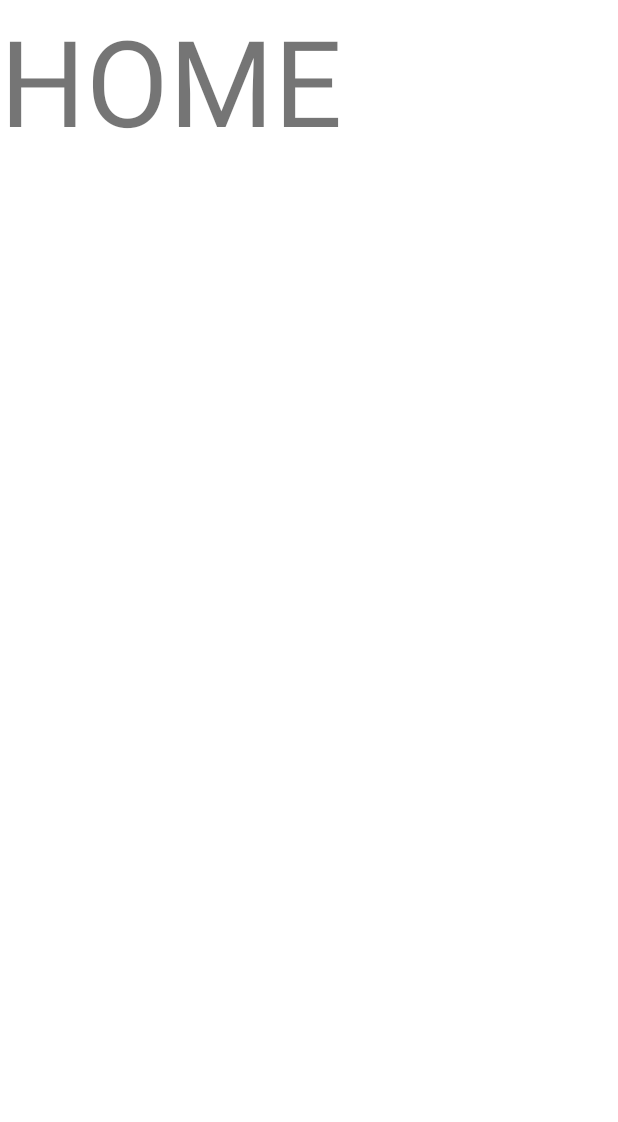
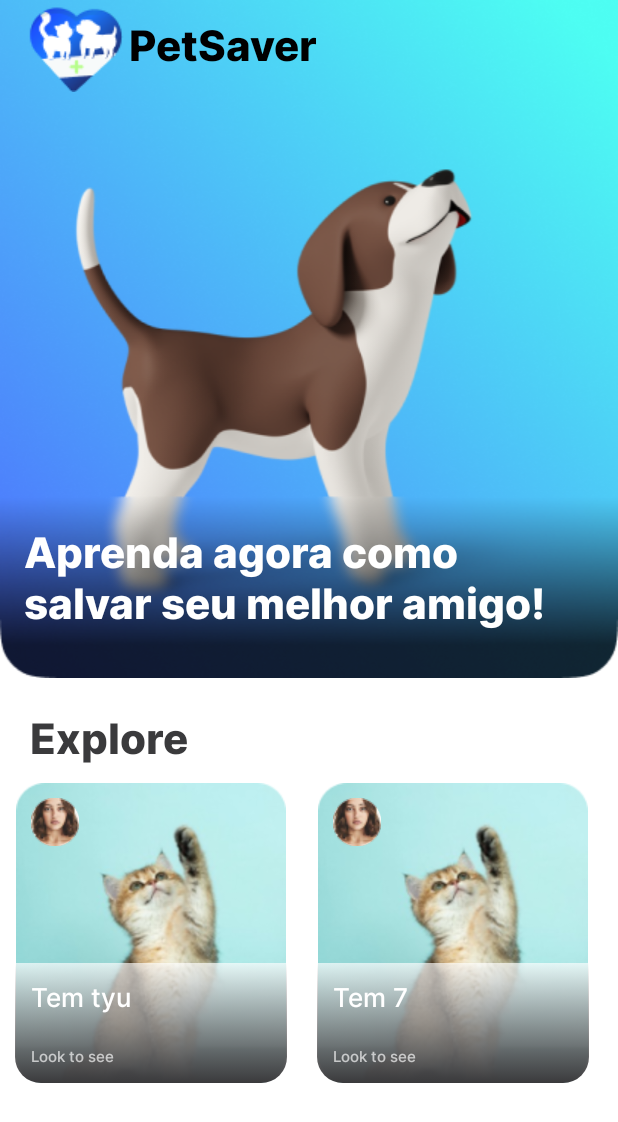
Before and after one commit to FelipeDourado0/PetSaver, an Android app: the screen it shows after launch (MainActivity), after a tap on "Home", on a phone screen of 412 x 824 dp. Shown: the top 1122 px of the screen. Run offline under Robolectric (Android 15) with nearby library versions, the phone set to English and light mode, and no system bars; our stand-ins replace navigation-ui.

Commit message:
Lista Explore Finalizada

```diff
--- /dev/null
+++ b/app/src/main/java/com/example/petsaver/Adapters/AdapterExploreRV.kt
@@ -0,0 +1,36 @@
+package com.example.petsaver.Adapters
+
+import android.content.Context
+import android.view.LayoutInflater
+import android.view.View
+import android.view.ViewGroup
+import android.widget.ImageView
+import android.widget.TextView
+import androidx.recyclerview.widget.RecyclerView
+import com.example.petsaver.R
+import com.example.petsaver.model.Materia
+
+class AdapterExploreRV(private val context: Context, private val items: List<Materia>): RecyclerView.Adapter<AdapterExploreRV.MateriaViewHolder>() {
+
+    override fun onCreateViewHolder(parent: ViewGroup, viewType: Int): MateriaViewHolder {
+        val itemList = LayoutInflater.from(context).inflate(R.layout.item_list_home,parent,false)
+        val holder = MateriaViewHolder(itemList)
+        return holder
+    }
+
+    override fun onBindViewHolder(holder: MateriaViewHolder, position: Int) {
+        holder.photoPerfil.setImageResource(items[position].idImagePerfil)
+        holder.imageBackground.setImageResource(items[position].idImageBackGround)
+        holder.titleItem.setText(items[position].title)
+        holder.subTitleItem.setText(items[position].subTitle)
+    }
+    override fun getItemCount(): Int = items.size
+
+
+    inner class MateriaViewHolder(itemView: View) : RecyclerView.ViewHolder(itemView){
+        val photoPerfil = itemView.findViewById<ImageView>(R.id.photoPerfil)!!
+        val imageBackground = itemView.findViewById<ImageView>(R.id.imageBackGround)!!
+        val titleItem = itemView.findViewById<TextView>(R.id.title_item_card)
+        val subTitleItem = itemView.findViewById<TextView>(R.id.subTitle_item_card)
+    }
+}
--- a/app/src/main/java/com/example/petsaver/BemVindoFragment.kt
+++ b/app/src/main/java/com/example/petsaver/BemVindoFragment.kt
@@ -7,6 +7,7 @@ import android.view.View
 import android.view.ViewGroup
 import androidx.navigation.findNavController
 import com.example.petsaver.databinding.FragmentBemVindoBinding
+import com.google.android.material.internal.ToolbarUtils
 
 class BemVindoFragment : Fragment() {
     private var _binding : FragmentBemVindoBinding? = null
@@ -27,6 +28,6 @@ class BemVindoFragment : Fragment() {
         binding.buttonBemVindoHome.setOnClickListener {
             binding.buttonBemVindoHome.findNavController().navigate(R.id.action_bemVindoFragment_to_home2)
         }
+    }
 
-    }
 }
--- a/app/src/main/java/com/example/petsaver/HomeFragment.kt
+++ b/app/src/main/java/com/example/petsaver/HomeFragment.kt
@@ -5,7 +5,10 @@ import androidx.fragment.app.Fragment
 import android.view.LayoutInflater
 import android.view.View
 import android.view.ViewGroup
+import androidx.recyclerview.widget.LinearLayoutManager
+import com.example.petsaver.Adapters.AdapterExploreRV
 import com.example.petsaver.databinding.FragmentHomeBinding
+import com.example.petsaver.model.ItemsCards
 
 class HomeFragment : Fragment() {
     private var _binding: FragmentHomeBinding? = null
@@ -18,6 +21,19 @@ class HomeFragment : Fragment() {
     ): View? {
         _binding = FragmentHomeBinding.inflate(inflater,container,false)
 
+        val recyclerView_Explore = binding.recyclerVeiwExplore
+        recyclerView_Explore.layoutManager = LinearLayoutManager(context, LinearLayoutManager.HORIZONTAL,false)
+        recyclerView_Explore.setHasFixedSize(true)
+
+        ///AdapterConfiguring
+        val adpterExplore = AdapterExploreRV(requireContext().applicationContext,ItemsCards.returnItems())
+        recyclerView_Explore.adapter = adpterExplore
         return binding.root
     }
+    override fun onCreate(savedInstanceState: Bundle?) {
+        super.onCreate(savedInstanceState)
+
+
+    }
+
 }
--- /dev/null
+++ b/app/src/main/java/com/example/petsaver/model/ItemsCards.kt
@@ -0,0 +1,62 @@
+package com.example.petsaver.model
+
+import com.example.petsaver.R
+
+object ItemsCards {
+    private val materias: MutableList<Materia> = mutableListOf(
+        Materia(
+            idImagePerfil = R.drawable.imagem_mulher,
+            idImageBackGround = R.drawable.gato,
+            title = "Tem tyu",
+            subTitle = "Look to see",
+            mainText = "SEM USO POR ENQUANTO"
+        ),
+        Materia(
+            idImagePerfil = R.drawable.imagem_mulher,
+            idImageBackGround = R.drawable.gato,
+            title = "Tem 7",
+            subTitle = "Look to see",
+            mainText = "SEM USO POR ENQUANTO"
+        ),
+        Materia(
+            idImagePerfil = R.drawable.imagem_mulher,
+            idImageBackGround = R.drawable.gato,
+            title = "Tem 5",
+            subTitle = "Look to see",
+            mainText = "SEM USO POR ENQUANTO"
+        ),
+        Materia(
+            idImagePerfil = R.drawable.imagem_mulher,
+            idImageBackGround = R.drawable.gato,
+            title = "Tem 23",
+            subTitle = "Look to see",
+            mainText = "SEM USO POR ENQUANTO"
+        ),
+        Materia(
+            idImagePerfil = R.drawable.imagem_mulher,
+            idImageBackGround = R.drawable.gato,
+            title = "Tem x",
+            subTitle = "Look to see",
+            mainText = "SEM USO POR ENQUANTO"
+        ),
+        Materia(
+            idImagePerfil = R.drawable.imagem_mulher,
+            idImageBackGround = R.drawable.gato,
+            title = "Tem m",
+            subTitle = "Look to see",
+            mainText = "SEM USO POR ENQUANTO"
+        ),
+        Materia(
+            idImagePerfil = R.drawable.imagem_mulher,
+            idImageBackGround = R.drawable.gato,
+            title = "Tem a",
+            subTitle = "Look to see",
+            mainText = "SEM USO POR ENQUANTO"
+        ),
+    )
+
+    fun returnItems(): List<Materia>{
+        return materias.toList()
+    }
+
+}
--- /dev/null
+++ b/app/src/main/java/com/example/petsaver/model/Materia.kt
@@ -0,0 +1,9 @@
+package com.example.petsaver.model
+
+data class Materia(
+    val idImagePerfil: Int, ///TODO CHANGE FOR STRING
+    val idImageBackGround: Int, //TODO CHANGE FOR STRING
+    val title: String,
+    val subTitle: String,
+    val mainText:String
+)
--- /dev/null
+++ b/app/src/main/res/drawable/detalhe_card_home.xml
@@ -0,0 +1,9 @@
+<?xml version="1.0" encoding="utf-8"?>
+<selector xmlns:android="http://schemas.android.com/apk/res/android">
+    <item>
+        <shape android:shape="rectangle" >
+            <corners android:bottomRightRadius="17dp" android:bottomLeftRadius="17dp"/>
+            <gradient android:startColor="@color/grey" android:endColor="@color/semi_Trasparent" android:angle="90"/>
+        </shape>
+    </item>
+</selector>
--- /dev/null
+++ b/app/src/main/res/drawable/item_list_home_bg.xml
@@ -0,0 +1,9 @@
+<?xml version="1.0" encoding="utf-8"?>
+<selector xmlns:android="http://schemas.android.com/apk/res/android">
+    <item>
+        <shape android:layout_height="wrap_content" android:shape="rectangle" android:tint="@color/black">
+            <corners android:radius="40dp" />
+        </shape>
+
+    </item>
+</selector>
--- /dev/null
+++ b/app/src/main/res/drawable/photo_defult_bg.xml
@@ -0,0 +1,7 @@
+<?xml version="1.0" encoding="utf-8"?>
+<selector xmlns:android="http://schemas.android.com/apk/res/android">
+    <item>
+        <shape android:shape="oval" android:tint="@color/white">
+        </shape>
+    </item>
+</selector>
--- a/app/src/main/res/layout/fragment_bem_vindo.xml
+++ b/app/src/main/res/layout/fragment_bem_vindo.xml
@@ -1,12 +1,13 @@
 <?xml version="1.0" encoding="utf-8"?>
-<androidx.constraintlayout.widget.ConstraintLayout xmlns:android="http://schemas.android.com/apk/res/android"
+<ScrollView xmlns:android="http://schemas.android.com/apk/res/android"
     xmlns:app="http://schemas.android.com/apk/res-auto"
     xmlns:tools="http://schemas.android.com/tools"
     android:layout_width="match_parent"
+    android:layout_height="match_parent">
+    <androidx.constraintlayout.widget.ConstraintLayout
+        android:layout_width="match_parent"
         android:layout_height="match_parent"
         tools:context=".BemVindoFragment">
-
-
         <ImageView
             android:id="@+id/background_bem_vindo_cachorro"
             android:layout_width="match_parent"
@@ -101,6 +102,7 @@
             android:layout_width="155dp"
             android:layout_height="wrap_content"
             android:layout_marginTop="20dp"
+            android:layout_marginBottom="30dp"
             android:background="@drawable/button_default"
             android:clickable="true"
             android:fontFamily="@font/inter_extra_bold"
@@ -119,9 +121,11 @@
             app:iconSize="22dp"
             app:iconTint="@color/white"
             app:iconTintMode="src_in"
+            app:layout_constraintBottom_toBottomOf="parent"
             app:layout_constraintEnd_toEndOf="parent"
             app:layout_constraintStart_toStartOf="parent"
             app:layout_constraintTop_toBottomOf="@+id/texto_bem_vindo_venha_visitar" />
 
 
     </androidx.constraintlayout.widget.ConstraintLayout>
+</ScrollView>
--- a/app/src/main/res/layout/fragment_home.xml
+++ b/app/src/main/res/layout/fragment_home.xml
@@ -1,15 +1,80 @@
 <?xml version="1.0" encoding="utf-8"?>
-<FrameLayout xmlns:android="http://schemas.android.com/apk/res/android"
+<ScrollView xmlns:android="http://schemas.android.com/apk/res/android"
+    xmlns:app="http://schemas.android.com/apk/res-auto"
     xmlns:tools="http://schemas.android.com/tools"
     android:layout_width="match_parent"
-    android:layout_height="match_parent"
-    tools:context=".HomeFragment">
-
-    <!-- TODO: Update blank fragment layout -->
-    <TextView
+    android:layout_height="match_parent">
+    <androidx.constraintlayout.widget.ConstraintLayout
         android:layout_width="match_parent"
         android:layout_height="match_parent"
-        android:text="HOME"
-        android:textSize="80dp"/>
+        tools:context=".HomeFragment">
 
-</FrameLayout>
+        <ImageView
+                android:id="@+id/imageView2"
+                android:layout_width="wrap_content"
+                android:layout_height="452dp"
+                android:scaleType="fitXY"
+                android:src="@drawable/banner_home"
+                app:layout_constraintEnd_toEndOf="parent"
+                app:layout_constraintStart_toStartOf="parent"
+                app:layout_constraintTop_toTopOf="parent" />
+
+            <ImageView
+                android:id="@+id/imageView"
+                android:layout_width="wrap_content"
+                android:layout_height="wrap_content"
+                android:layout_marginStart="16dp"
+                android:src="@drawable/logo"
+                app:layout_constraintStart_toStartOf="parent"
+                app:layout_constraintTop_toTopOf="parent" />
+
+            <TextView
+                android:id="@+id/tituloHome"
+                android:layout_width="wrap_content"
+                android:layout_height="wrap_content"
+                android:layout_marginTop="10dp"
+                android:fontFamily="@font/inter_extra_bold"
+                android:text="@string/app_name"
+                android:textColor="@color/black"
+                android:textSize="28dp"
+                app:layout_constraintStart_toEndOf="@+id/imageView"
+                app:layout_constraintTop_toTopOf="parent" />
+
+            <TextView
+                android:id="@+id/fraseEfeitoHome"
+                android:layout_width="380dp"
+                android:layout_height="wrap_content"
+                android:layout_marginBottom="30dp"
+                android:elevation="1dp"
+                android:fontFamily="@font/inter_extra_bold"
+                android:text="Aprenda agora como salvar seu melhor amigo!"
+                android:textColor="@color/white"
+                android:textSize="28dp"
+                app:layout_constraintBottom_toBottomOf="@+id/imageView2"
+                app:layout_constraintEnd_toEndOf="parent"
+                app:layout_constraintStart_toStartOf="parent" />
+
+            <TextView
+                android:id="@+id/exploreSubtitulo"
+                android:layout_width="wrap_content"
+                android:layout_height="wrap_content"
+                android:layout_marginStart="20dp"
+                android:layout_marginTop="20dp"
+                android:fontFamily="@font/inter_extra_bold"
+                android:text="@string/exploreSubtituloHome"
+                android:textColor="@color/grey"
+                android:textSize="28dp"
+                app:layout_constraintStart_toStartOf="parent"
+                app:layout_constraintTop_toBottomOf="@+id/imageView2" />
+
+        <androidx.recyclerview.widget.RecyclerView
+            android:id="@+id/recyclerVeiw_explore"
+            android:layout_width="match_parent"
+            android:layout_height="match_parent"
+            app:layout_constraintEnd_toEndOf="parent"
+            app:layout_constraintStart_toStartOf="parent"
+            app:layout_constraintTop_toBottomOf="@+id/exploreSubtitulo" />
+
+
+    </androidx.constraintlayout.widget.ConstraintLayout>
+</ScrollView>
--- /dev/null
+++ b/app/src/main/res/layout/item_list_home.xml
@@ -0,0 +1,69 @@
+<?xml version="1.0" encoding="utf-8"?>
+<androidx.constraintlayout.widget.ConstraintLayout xmlns:android="http://schemas.android.com/apk/res/android"
+    xmlns:app="http://schemas.android.com/apk/res-auto"
+    android:layout_margin="10dp"
+    android:layout_width="wrap_content"
+    android:layout_height="wrap_content">
+
+    <ImageView
+        android:id="@+id/imageBackGround"
+        android:layout_width="180dp"
+        android:layout_height="200dp"
+        android:layout_weight="1"
+        android:background="@drawable/item_list_home_bg"
+        android:scaleType="fitXY"
+        android:src="@drawable/gato"
+        app:layout_constraintEnd_toEndOf="parent"
+        app:layout_constraintStart_toStartOf="parent"
+        app:layout_constraintTop_toTopOf="parent" />
+
+    <ImageView
+        android:id="@+id/detalheFundo"
+        android:layout_width="181dp"
+        android:layout_height="80dp"
+        android:layout_weight="1"
+        android:background="@drawable/detalhe_card_home"
+        app:layout_constraintBottom_toBottomOf="parent"
+        app:layout_constraintEnd_toEndOf="@+id/imageBackGround"
+        app:layout_constraintStart_toStartOf="@+id/imageBackGround" />
+
+    <TextView
+        android:id="@+id/title_item_card"
+        android:layout_width="160dp"
+        android:layout_height="40dp"
+        android:layout_marginTop="10dp"
+        android:fontFamily="@font/inter_medium"
+        android:text="@string/titulo_item_card"
+        android:textColor="@color/white"
+        android:textSize="17dp"
+        app:layout_constraintEnd_toEndOf="@+id/imageBackGround"
+        app:layout_constraintStart_toStartOf="@+id/imageBackGround"
+        app:layout_constraintTop_toTopOf="@id/detalheFundo" />
+
+    <TextView
+        android:id="@+id/subTitle_item_card"
+        android:layout_width="160dp"
+        android:layout_height="15dp"
+        android:layout_marginBottom="10dp"
+        android:fontFamily="@font/inter_medium"
+        android:text="@string/chamada_item_card"
+        android:textColor="@color/semi_Trasparent"
+        android:textSize="10dp"
+        app:layout_constraintBottom_toBottomOf="parent"
+        app:layout_constraintEnd_toEndOf="@+id/title_item_card"
+        app:layout_constraintStart_toStartOf="@+id/title_item_card" />
+
+    <ImageView
+        android:id="@+id/photoPerfil"
+        android:layout_width="32dp"
+        android:layout_height="32dp"
+        android:layout_marginStart="10dp"
+        android:layout_marginTop="10dp"
+        android:background="@drawable/photo_defult_bg"
+        android:scaleType="fitXY"
+        android:src="@drawable/imagem_mulher"
+        app:layout_constraintStart_toStartOf="@+id/imageBackGround"
+        app:layout_constraintTop_toTopOf="@+id/imageBackGround" />
+
+
+</androidx.constraintlayout.widget.ConstraintLayout>
--- a/app/src/main/res/values/colors.xml
+++ b/app/src/main/res/values/colors.xml
@@ -2,9 +2,9 @@
 <resources>
     <color name="orange">#FD6846</color>
     <color name="dark_blue">#1C3FFD</color>
-    <color name="purple_700">#FF3700B3</color>
-    <color name="teal_200">#FF03DAC5</color>
-    <color name="teal_700">#FF018786</color>
     <color name="black">#FF000000</color>
     <color name="white">#FFFFFFFF</color>
+    <color name="grey">#3A3A3C</color>
+    <color name="transparent">#00FFFFFF</color>
+    <color name="semi_Trasparent">#ABFFFFFF</color>
 </resources>
--- a/app/src/main/res/values/strings.xml
+++ b/app/src/main/res/values/strings.xml
@@ -7,4 +7,7 @@
     <string name="texto_bemVindo_venha_visitar_nosso_aplicativo">Venha visitar nosso aplicativo, explore todas as possibilidades!</string>
     <string name="button_bemVindo_primeiros_socorros">Primeiros Socorros</string>
     <string name="home">Home</string>
+    <string name="exploreSubtituloHome">Explore</string>
+    <string name="titulo_item_card">Como prevenir doenças em gatos?</string>
+    <string name="chamada_item_card">Leia Agora como previnir...</string>
 </resources>
--- a/app/src/main/res/values/themes.xml
+++ b/app/src/main/res/values/themes.xml
@@ -1,5 +1,8 @@
 <?xml version="1.0" encoding="utf-8"?>
 <resources>
-
-    <style name="Theme.PetSaver" parent="Theme.MaterialComponents.Light.NoActionBar" />
+    <style name="Theme.PetSaver" parent="Theme.MaterialComponents.Light.NoActionBar">
+        <item name="colorPrimary"> @color/dark_blue</item>
+        <item name="android:windowActionBarOverlay">true</item>
+        <item name="windowActionBarOverlay">true</item>
+    </style>
 </resources>
```
Also changed, not shown: app/src/main/res/drawable/banner_home.png (added), app/src/main/res/drawable/gato.png (added), app/src/main/res/drawable/imagem_mulher.png (added), app/src/main/res/drawable/logo.png (added). Lines whose indentation alone changed are shown as unchanged.
